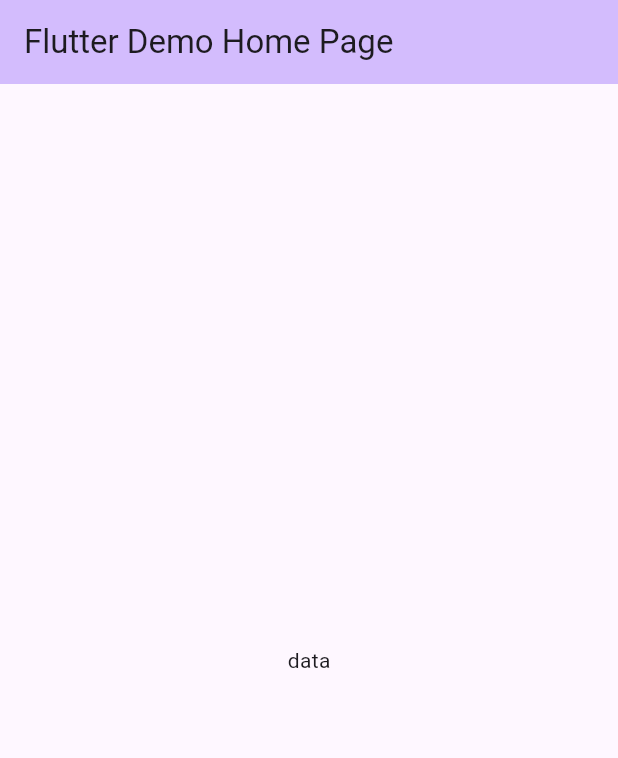
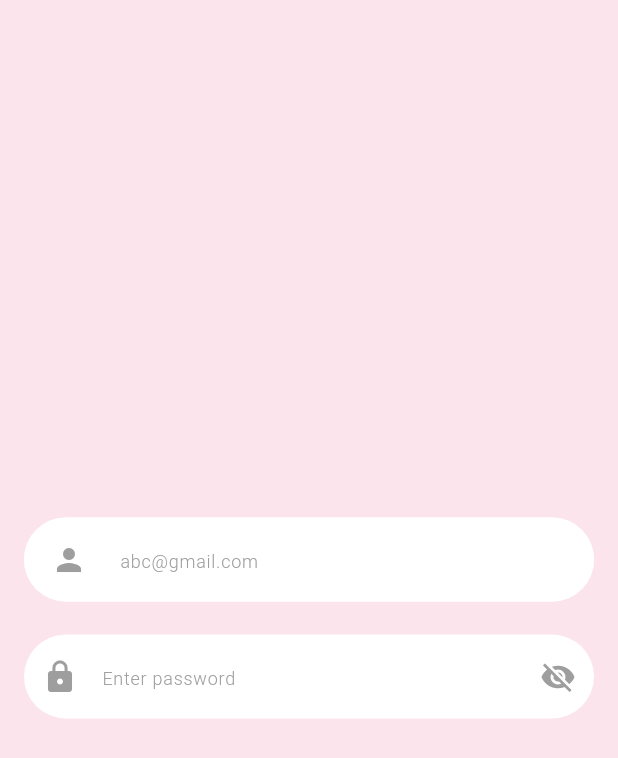
Before and after one commit to rajnidhiman267/firebase_authentication_app, a Flutter app: the screen it shows after launch, on a phone screen of 412 x 824 dp. Shown: the top 758 px of the screen. Run offline on Flutter 3.47's test engine with Material 3 defaults, Android fonts, the phone set to English and light mode, and no system bars; our stand-ins replace firebase_core, firebase_messaging; accounts and stored records are empty.

Commit message:
add textfield

```diff
--- a/lib/main.dart
+++ b/lib/main.dart
@@ -5,10 +5,14 @@
 
 void main() async {
   WidgetsFlutterBinding.ensureInitialized();
-  await Firebase.initializeApp(options: DefaultFirebaseOptions.currentPlatform);
-await NotificationService.instance.getDeviceToken();
+  firebaseInit();
 
   runApp(const MyApp());
+}
+
+void firebaseInit() async {
+  await Firebase.initializeApp(options: DefaultFirebaseOptions.currentPlatform);
+  await NotificationService.instance.getDeviceToken();
 }
 
 class MyApp extends StatelessWidget {
@@ -17,35 +21,176 @@
   // This widget is the root of your application.
   @override
   Widget build(BuildContext context) {
-    return MaterialApp(
-      title: 'Flutter Demo',
-      theme: ThemeData(
-        colorScheme: ColorScheme.fromSeed(seedColor: Colors.deepPurple),
-      ),
-      home: const MyHomePage(title: 'Flutter Demo Home Page'),
-    );
+    return MaterialApp(title: 'Flutter Demo', home: const MyHomePage());
   }
 }
 
 class MyHomePage extends StatefulWidget {
-  const MyHomePage({super.key, required this.title});
-
-  final String title;
+  const MyHomePage({super.key});
 
   @override
   State<MyHomePage> createState() => _MyHomePageState();
 }
 
 class _MyHomePageState extends State<MyHomePage> {
+  late TextEditingController emailController, passwordController;
+
+  final _formKey = GlobalKey<FormState>();
+  bool isValid = false;
+  bool isObscure = true;
+  @override
+  void initState() {
+    super.initState();
+    emailController = TextEditingController();
+    passwordController = TextEditingController();
+  }
+
   @override
   Widget build(BuildContext context) {
     return Scaffold(
-      appBar: AppBar(
-        backgroundColor: Theme.of(context).colorScheme.inversePrimary,
+      backgroundColor: Colors.pink.shade50,
+      body: Form(
+        key: _formKey,
+        autovalidateMode: AutovalidateMode.onUserInteraction,
+        child: Column(
+          mainAxisAlignment: MainAxisAlignment.center,
+          crossAxisAlignment: CrossAxisAlignment.center,
+          children: [
+            Container(
+              margin: EdgeInsets.symmetric(horizontal: 16),
 
-        title: Text(widget.title),
+              child: TextFormField(
+                controller: emailController,
+                validator: (value) {
+                  if (value == null || value.isEmpty || !value.contains('@')) {
+                    return 'Please enter a valid email';
+                  }
+                  return null;
+                },
+                onChanged: (value) {
+                  // Validate and refresh state
+                  setState(() {
+                    isValid = _formKey.currentState?.validate() ?? false;
+                  });
+                },
+                decoration: InputDecoration(
+                  prefixIconConstraints: BoxConstraints(
+                    maxWidth: 200,
+                    minWidth: 60,
+                  ),
+
+                  prefixIcon: Icon(Icons.person, color: Colors.grey),
+                  suffixIcon: AnimatedSwitcher(
+                    duration: Duration(milliseconds: 300),
+                    transitionBuilder: (child, animation) =>
+                        FadeTransition(opacity: animation, child: child),
+                    child: isValid
+                        ? Icon(
+                            Icons.check_circle_rounded,
+                            color: Colors.green,
+                            key: ValueKey('valid'),
+                          )
+                        : SizedBox(
+                            key: ValueKey('invalid'),
+                            width: 0,
+                            height: 0,
+                          ),
+                  ),
+                  filled: true,
+                  fillColor: Colors.white,
+                  border: OutlineInputBorder(
+                    borderSide: BorderSide(color: Colors.white),
+                    borderRadius: BorderRadius.circular(40),
+                  ),
+                  focusedBorder: OutlineInputBorder(
+                    borderSide: BorderSide(color: Colors.white70),
+                    borderRadius: BorderRadius.circular(40),
+                  ),
+                  enabledBorder: OutlineInputBorder(
+                    borderSide: BorderSide(color: Colors.white),
+                    borderRadius: BorderRadius.circular(40),
+                  ),
+                  errorBorder: OutlineInputBorder(
+                    borderSide: BorderSide(color: Colors.red, width: 1),
+                    borderRadius: BorderRadius.circular(40),
+                  ),
+
+                  errorStyle: TextStyle(
+                    color: Colors.red,
+
+                    fontWeight: FontWeight.w400,
+                  ),
+                  // Reserve space for error
+                  helperText: ' ',
+                  helperStyle: TextStyle(height: 1.5),
+
+                  focusedErrorBorder: OutlineInputBorder(
+                    gapPadding: 0.0,
+                    borderSide: BorderSide(color: Colors.red, width: 1),
+                    borderRadius: BorderRadius.circular(40),
+                  ),
+
+                  hintText: "abc@gmail.com",
+                  hintStyle: TextStyle(
+                    color: Colors.grey,
+                    fontSize: 12,
+                    fontWeight: FontWeight.w300,
+                  ),
+                ),
+              ),
+            ),
+            Container(
+              margin: EdgeInsets.symmetric(horizontal: 16),
+              child: TextFormField(
+                controller: passwordController,
+                validator: (value) {
+                  if (value == null || value.isEmpty || value.length < 6) {
+                    return 'Password must be at least 6 letters';
+                  }
+                  return null;
+                },
+                onChanged: (value) {
+                  setState(() {
+                    isValid = _formKey.currentState?.validate() ?? false;
+                  });
+                },
+                obscureText: isObscure,
+                decoration: InputDecoration(
+                  prefixIcon: Icon(Icons.lock, color: Colors.grey),
+
+                  filled: true,
+                  fillColor: Colors.white,
+                  border: OutlineInputBorder(
+                    borderSide: BorderSide.none,
+                    borderRadius: BorderRadius.circular(40),
+                  ),
+                  hintText: "Enter password",
+                  hintStyle: TextStyle(
+                    color: Colors.grey,
+                    fontSize: 12,
+                    fontWeight: FontWeight.w300,
+                  ),
+                  errorStyle: TextStyle(
+                    color: Colors.red,
+                    fontWeight: FontWeight.normal,
+                  ),
+                  suffixIcon: InkWell(
+                    onTap: () {
+                      setState(() {
+                        isObscure = !isObscure;
+                      });
+                    },
+                    child: Icon(
+                      isObscure ? Icons.visibility_off : Icons.visibility,
+                      color: Colors.grey,
+                    ),
+                  ),
+                ),
+              ),
+            ),
+          ],
+        ),
       ),
-      body: Center(child: Text("data")),
     );
   }
 }
```
